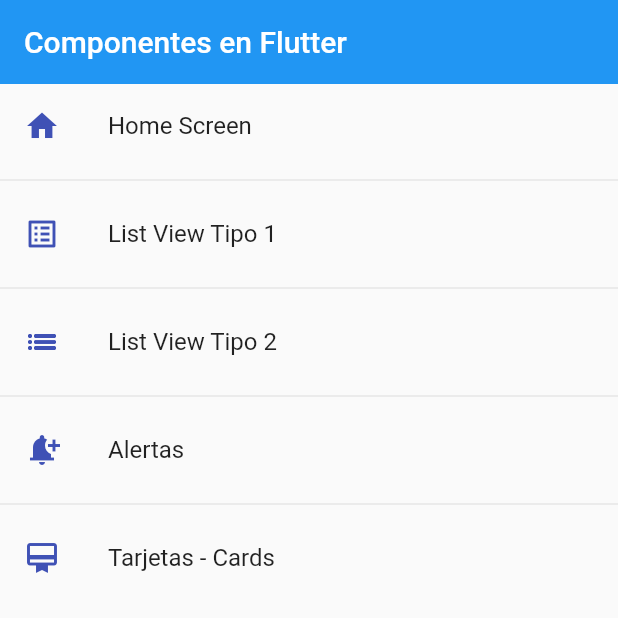
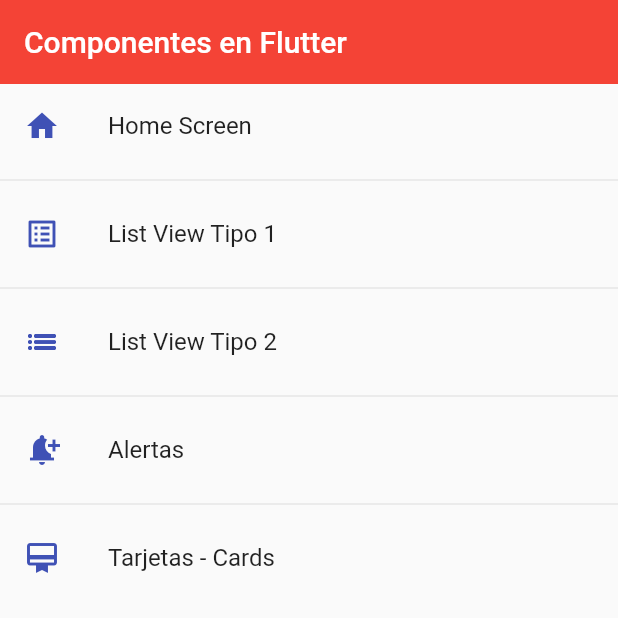
Before and after one commit to OscarAguilarL/fl-components, a Flutter app: the screen it shows after launch, on a phone screen of 412 x 824 dp, the top half of it. Run offline on Flutter 3.47's test engine with Material 2 defaults, Android fonts, the phone set to English and light mode, and no system bars.

Commit message:
Tema global para la aplicacion

```diff
--- a/lib/main.dart
+++ b/lib/main.dart
@@ -16,6 +16,14 @@ class MyApp extends StatelessWidget {
       initialRoute: AppRoutes.intialRoute,
       routes: AppRoutes.getAppRoutes(),
       onGenerateRoute: AppRoutes.onGeneratedRoute,
+      theme: ThemeData.light().copyWith(
+        // Color primario
+        primaryColor: Colors.indigo,
+        appBarTheme: const AppBarTheme(
+          color: Colors.red,
+          elevation: 0,
+        ),
+      ),
     );
   }
 }
--- a/lib/screens/home_screen.dart
+++ b/lib/screens/home_screen.dart
@@ -12,7 +12,6 @@ class HomeScreen extends StatelessWidget {
     return Scaffold(
         appBar: AppBar(
           title: const Text('Componentes en Flutter'),
-          elevation: 0,
         ),
         body: ListView.separated(
             itemBuilder: (context, index) => ListTile(
--- a/lib/screens/listview2_screen.dart
+++ b/lib/screens/listview2_screen.dart
@@ -17,9 +17,6 @@ class ListView2Screen extends StatelessWidget {
     return Scaffold(
       appBar: AppBar(
         title: const Text('ListView tipo 2'),
-        elevation: 3,
-        backgroundColor: Colors.indigo,
-        centerTitle: true,
       ),
       body: ListView.separated(
         itemBuilder: (context, i) => ListTile(
```
